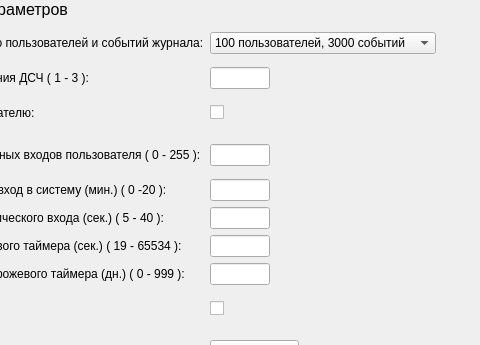
First picture: the form in panels/CommonParmsPanel.ui, repository m6v/sobol, before the edit; both pictures show x 159 to 639 and y 0 to 345 of the 931 by 600 pixel window.
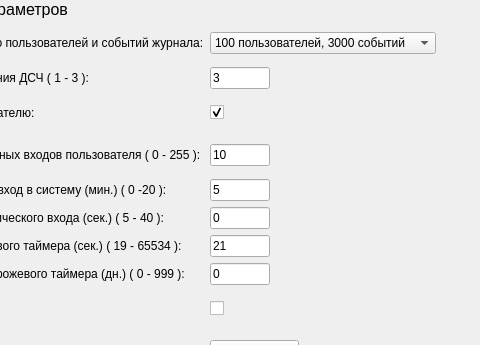
Second picture: the form after the edit. Custom widgets are drawn as their Qt base class.

Commit message: Settings default values have been added

```diff
--- a/panels/CommonParmsPanel.ui
+++ b/panels/CommonParmsPanel.ui
@@ -77,6 +77,9 @@
            <height>16777215</height>
           </size>
          </property>
+         <property name="text">
+          <string>0</string>
+         </property>
          <property name="maxLength">
           <number>3</number>
          </property>
@@ -93,6 +96,9 @@
          <property name="text">
           <string/>
          </property>
+         <property name="checked">
+          <bool>true</bool>
+         </property>
         </widget>
        </item>
        <item row="11" column="0">
@@ -188,6 +194,9 @@
            <height>16777215</height>
           </size>
          </property>
+         <property name="text">
+          <string>0</string>
+         </property>
          <property name="maxLength">
           <number>2</number>
          </property>
@@ -220,6 +229,9 @@
            <height>16777215</height>
           </size>
          </property>
+         <property name="text">
+          <string>3</string>
+         </property>
          <property name="maxLength">
           <number>1</number>
          </property>
@@ -239,6 +251,9 @@
            <height>16777215</height>
           </size>
          </property>
+         <property name="text">
+          <string>5</string>
+         </property>
          <property name="maxLength">
           <number>2</number>
          </property>
@@ -258,6 +273,9 @@
            <height>16777215</height>
           </size>
          </property>
+         <property name="text">
+          <string>21</string>
+         </property>
          <property name="maxLength">
           <number>5</number>
          </property>
@@ -290,6 +308,9 @@
            <height>16777215</height>
           </size>
          </property>
+         <property name="text">
+          <string>10</string>
+         </property>
          <property name="maxLength">
           <number>3</number>
          </property>
```
The commit also changes 2 other files.
